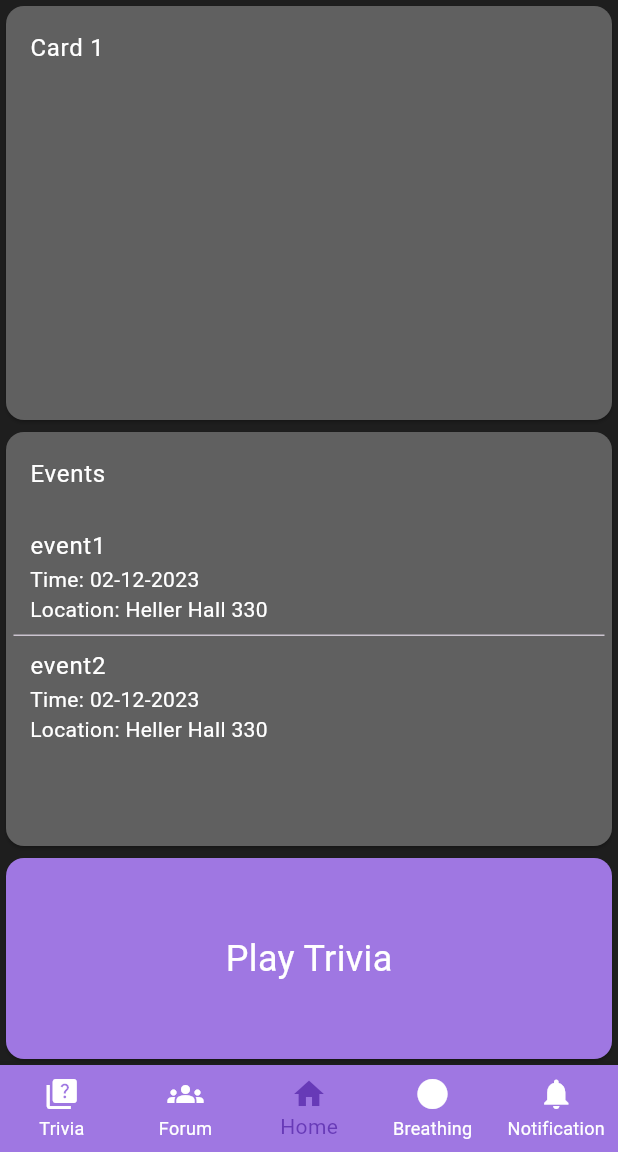
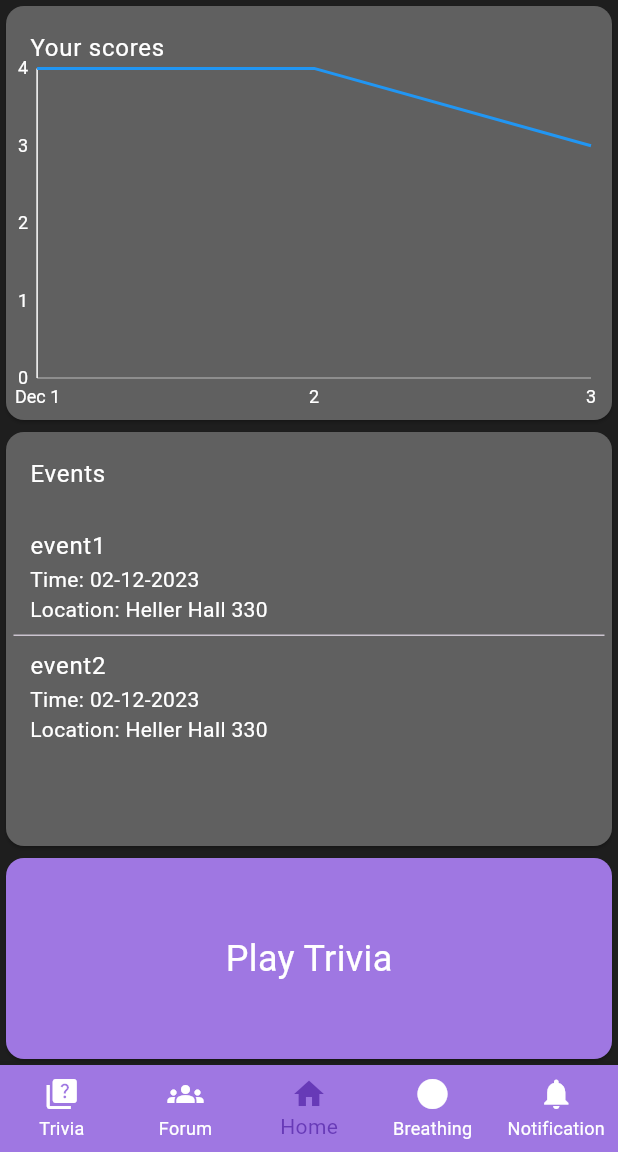
Before and after one commit to samiul123/mindquest, a Flutter app: the HomeScreen widget shown alone on an empty page, opened directly, on a phone screen of 412 x 824 dp, the part 84-1236 px from its top. Run offline on Flutter 3.47's test engine with Material 3 defaults, Android fonts, the phone set to English and light mode, and no system bars; our stand-ins replace charts_flutter, flutter_dotenv.

Commit message:
Finalize homescreen template

```diff
--- a/frontend/lib/home_screen.dart
+++ b/frontend/lib/home_screen.dart
@@ -1,4 +1,6 @@
 import 'package:flutter/material.dart';
+import 'package:frontend/line_chart_widget.dart';
+import 'package:frontend/trivia_score.dart';
 import 'package:frontend/utils.dart';
 
 import 'common_layout.dart';
@@ -11,21 +13,29 @@ class HomeScreen extends StatelessWidget {
     {"title": "event2", "time": "02-12-2023", "location": "Heller Hall 330"}
   ];
 
+  static List<TriviaScore> scores = [
+    TriviaScore(Date.parseDate('12/01/2023'), 4),
+    TriviaScore(Date.parseDate('12/02/2023'), 4),
+    TriviaScore(Date.parseDate('12/03/2023'), 3),
+  ];
+
   @override
   Widget build(BuildContext context) {
     return CommonLayout(
       body: Column(
         children: [
-          const Expanded(
+          Expanded(
             flex: 4, // 80% of the screen height
             child: Card(
               color: CustomColor.lightgrey,
-              child: ListTile(
-                title: Text(
-                  'Card 1',
-                  style: TextStyle(color: Colors.white),
-                ),
-              ),
+              child: Column(children: [
+                const Expanded(
+                    flex: 1,
+                    child: ListTile(
+                        title: Text('Your scores',
+                            style: TextStyle(color: Colors.white)))),
+                Expanded(flex: 9, child: LineChartWidget(scores: scores))
+              ]),
             ),
           ),
           Expanded(
--- /dev/null
+++ b/frontend/lib/line_chart_widget.dart
@@ -0,0 +1,37 @@
+import 'package:charts_flutter/flutter.dart';
+import 'package:flutter/material.dart';
+import 'package:frontend/trivia_score.dart';
+
+class LineChartWidget extends StatelessWidget {
+  final List<TriviaScore> scores;
+
+  const LineChartWidget({super.key, required this.scores});
+
+  List<Series<TriviaScore, DateTime>> _createSampleData() {
+    return [
+      Series(
+          id: 'Score',
+          data: scores,
+          domainFn: (TriviaScore score, _) => score.date,
+          measureFn: (TriviaScore score, _) => score.score)
+    ];
+  }
+
+  @override
+  Widget build(BuildContext context) {
+    // TODO: implement build
+    return TimeSeriesChart(
+      _createSampleData(),
+      animate: true,
+      primaryMeasureAxis: const NumericAxisSpec(
+          showAxisLine: true,
+          renderSpec: SmallTickRendererSpec(
+              labelStyle: TextStyleSpec(color: MaterialPalette.white),
+              lineStyle: LineStyleSpec(color: MaterialPalette.white))),
+      domainAxis: const DateTimeAxisSpec(
+          renderSpec: SmallTickRendererSpec(
+              labelStyle: TextStyleSpec(color: MaterialPalette.white)),
+          showAxisLine: true),
+    );
+  }
+}
--- /dev/null
+++ b/frontend/lib/trivia_score.dart
@@ -0,0 +1,6 @@
+class TriviaScore {
+  final DateTime date;
+  final int score;
+
+  TriviaScore(this.date, this.score);
+}
--- a/frontend/lib/utils.dart
+++ b/frontend/lib/utils.dart
@@ -1,7 +1,15 @@
 import 'package:flutter/material.dart';
+import 'package:intl/intl.dart';
 
 class CustomColor {
   static const purple = Color(0xff9F77E2);
   static const grey = Color(0xFF1E1E1E);
   static const lightgrey = Color(0xFF606060);
 }
+
+class Date {
+  static DateTime parseDate(String dateString) {
+    DateFormat format = DateFormat('MM/dd/yyyy');
+    return format.parse(dateString);
+  }
+}
--- a/frontend/pubspec.yaml
+++ b/frontend/pubspec.yaml
@@ -37,6 +37,9 @@ dependencies:
   # Use with the CupertinoIcons class for iOS style icons.
   cupertino_icons: ^1.0.2
   flutter_dotenv: ^5.1.0
+  fl_chart: ^0.66.2
+  syncfusion_flutter_charts: ^20.3.47
+  charts_flutter: ^0.12.0
 
 dev_dependencies:
   flutter_test:
```
Also changed, not shown: frontend/pubspec.lock.
